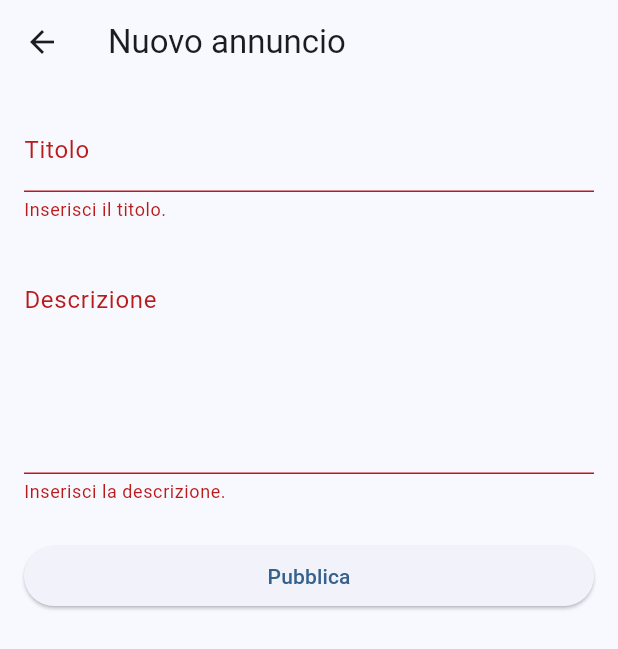
After one commit to giub29/flutter_bacheca_annunci, a Flutter app: the AnnuncioFormScreen screen opened directly, after a tap on "Pubblica", on a phone screen of 412 x 824 dp. The commit adds this screen. Shown: the top 649 px of the screen. Run offline on Flutter 3.47's test engine with Material 3 defaults, Android fonts, the phone set to English and light mode, and no system bars; network calls fail.

Commit message:
Implementata schermata per la creazione di un nuovo annuncio

```diff
--- /dev/null
+++ b/lib/screens/annuncio_form_screen.dart
@@ -0,0 +1,155 @@
+import 'package:flutter/material.dart';
+import 'package:provider/provider.dart';
+
+import '../services/api_client.dart';
+
+class AnnuncioFormScreen extends StatefulWidget {
+  const AnnuncioFormScreen({super.key});
+
+  @override
+  State<AnnuncioFormScreen> createState() => _AnnuncioFormScreenState();
+}
+
+class _AnnuncioFormScreenState extends State<AnnuncioFormScreen> {
+  final _formKey = GlobalKey<FormState>();
+
+  final _titolo = TextEditingController();
+  final _descrizione = TextEditingController();
+
+  bool _invioInCorso = false;
+  String? _errore;
+
+  @override
+  void dispose() {
+    _titolo.dispose();
+    _descrizione.dispose();
+    super.dispose();
+  }
+
+  Future<void> _pubblica() async {
+    if (_invioInCorso) return;
+    if (!_formKey.currentState!.validate()) return;
+
+    final api = context.read<ApiClient>();
+
+    setState(() {
+      _invioInCorso = true;
+      _errore = null;
+    });
+
+    try {
+      await api.creaAnnuncio(
+        titolo: _titolo.text,
+        descrizione: _descrizione.text,
+      );
+
+      if (!mounted) return;
+
+      Navigator.pop(context, true);
+    } on ApiException catch (errore) {
+      if (!mounted) return;
+
+      setState(() {
+        _errore = errore.message;
+      });
+    } catch (_) {
+      if (!mounted) return;
+
+      setState(() {
+        _errore =
+        'Impossibile confermare la pubblicazione. '
+            'Controlla la connessione e verifica i tuoi annunci '
+            'prima di riprovare.';
+      });
+    } finally {
+      if (mounted) {
+        setState(() {
+          _invioInCorso = false;
+        });
+      }
+    }
+  }
+
+  @override
+  Widget build(BuildContext context) {
+    return Scaffold(
+      appBar: AppBar(
+        title: const Text('Nuovo annuncio'),
+      ),
+      body: Form(
+        key: _formKey,
+        child: ListView(
+          padding: const EdgeInsets.all(16),
+          children: [
+            TextFormField(
+              controller: _titolo,
+              enabled: !_invioInCorso,
+              decoration: const InputDecoration(
+                labelText: 'Titolo',
+              ),
+              validator: (valore) {
+                final testo = valore?.trim() ?? '';
+
+                if (testo.isEmpty) {
+                  return 'Inserisci il titolo.';
+                }
+
+                if (testo.length > 100) {
+                  return 'Il titolo può contenere al massimo 100 caratteri.';
+                }
+
+                return null;
+              },
+            ),
+            const SizedBox(height: 16),
+            TextFormField(
+              controller: _descrizione,
+              enabled: !_invioInCorso,
+              keyboardType: TextInputType.multiline,
+              minLines: 5,
+              maxLines: 10,
+              decoration: const InputDecoration(
+                labelText: 'Descrizione',
+                alignLabelWithHint: true,
+              ),
+              validator: (valore) {
+                final testo = valore?.trim() ?? '';
+
+                if (testo.isEmpty) {
+                  return 'Inserisci la descrizione.';
+                }
+
+                if (testo.length > 5000) {
+                  return 'La descrizione può contenere al massimo 5000 caratteri.';
+                }
+
+                return null;
+              },
+            ),
+            const SizedBox(height: 24),
+            if (_errore != null)
+              Padding(
+                padding: const EdgeInsets.only(bottom: 16),
+                child: Text(
+                  _errore!,
+                  style: TextStyle(
+                    color: Theme.of(context).colorScheme.error,
+                  ),
+                ),
+              ),
+            ElevatedButton(
+              onPressed: _invioInCorso ? null : _pubblica,
+              child: _invioInCorso
+                  ? const SizedBox(
+                width: 24,
+                height: 24,
+                child: CircularProgressIndicator(),
+              )
+                  : const Text('Pubblica'),
+            ),
+          ],
+        ),
+      ),
+    );
+  }
+}
--- a/lib/screens/miei_annunci_screen.dart
+++ b/lib/screens/miei_annunci_screen.dart
@@ -3,6 +3,7 @@ import 'package:provider/provider.dart';
 import '../models/annuncio.dart';
 import '../providers/auth_provider.dart';
 import '../services/api_client.dart';
+import 'annuncio_form_screen.dart';
 
 class MieiAnnunciScreen extends StatefulWidget {
   const MieiAnnunciScreen({super.key});
@@ -29,6 +30,27 @@ class _MieiAnnunciScreenState extends State<MieiAnnunciScreen> {
     });
   }
 
+  Future<void> _apriNuovoAnnuncio() async {
+    final pubblicato = await Navigator.push<bool>(
+      context,
+      MaterialPageRoute<bool>(
+        builder: (context) => const AnnuncioFormScreen(),
+      ),
+    );
+
+    if (!mounted) return;
+
+    if (pubblicato == true) {
+      _ricarica();
+
+      ScaffoldMessenger.of(context).showSnackBar(
+        const SnackBar(
+          content: Text('Annuncio pubblicato.'),
+        ),
+      );
+    }
+  }
+
   @override
   Widget build(BuildContext context) {
     final auth = context.watch<AuthProvider>();
@@ -52,6 +74,11 @@ class _MieiAnnunciScreenState extends State<MieiAnnunciScreen> {
             onPressed: _ricarica,
             icon: const Icon(Icons.refresh),
             tooltip: 'Aggiorna i miei annunci',
+          ),
+          IconButton(
+            onPressed: _apriNuovoAnnuncio,
+            icon: const Icon(Icons.add),
+            tooltip: 'Nuovo annuncio',
           ),
         ],
       ),
```
